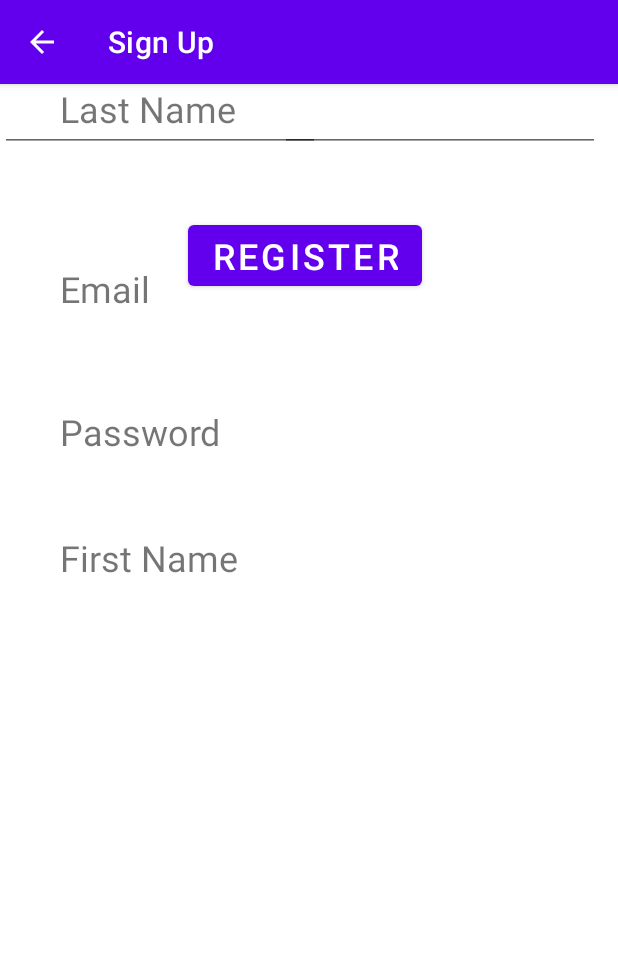
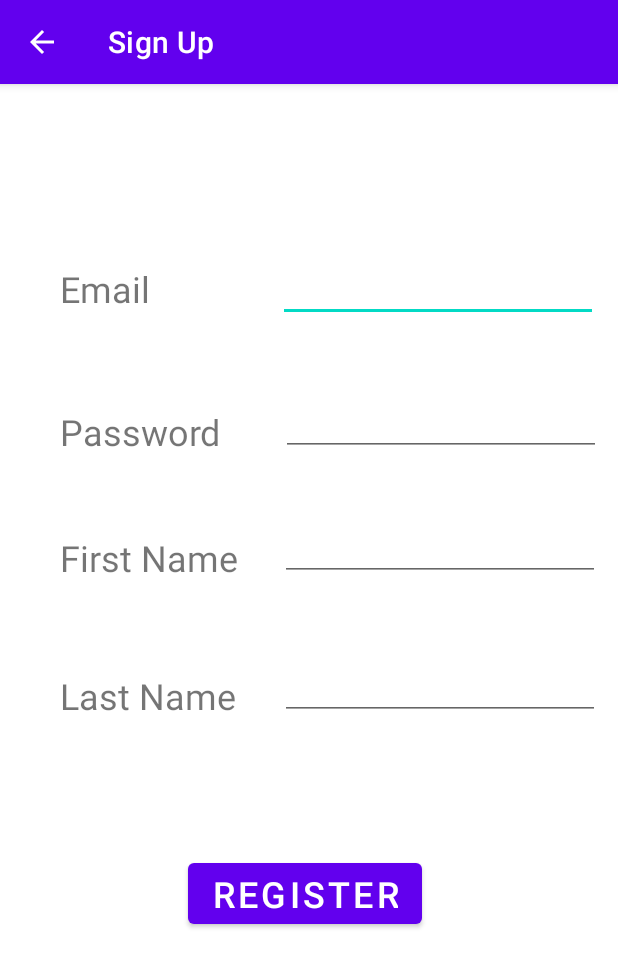
Before and after one commit to CodeRuiner404/FIT5046Test0, an Android app: the SignUpActivity screen opened directly, with no data from a screen before it, on a phone screen of 412 x 824 dp. Shown: the top 967 px of the screen. Run offline under Robolectric (Android 15) with nearby library versions, the phone set to English and light mode, and no system bars; our stand-ins replace Firebase (no records; nobody signed in at launch, a user with empty details on screens opened directly).

```diff
--- a/app/build.gradle
+++ b/app/build.gradle
@@ -16,6 +16,7 @@ android {
         targetSdkVersion 30
         versionCode 1
         versionName "1.0"
+        multiDexEnabled true
 
         testInstrumentationRunner "androidx.test.runner.AndroidJUnitRunner"
     }
@@ -50,6 +51,7 @@ dependencies {
     implementation 'com.google.firebase:firebase-core'
     implementation 'com.firebaseui:firebase-ui-auth:7.1.1'
     implementation 'com.google.firebase:firebase-firestore:21.4.3'
+    implementation 'androidx.multidex:multidex:2.0.1'
     annotationProcessor 'androidx.room:room-compiler:2.2.6'
     implementation 'androidx.legacy:legacy-support-v4:1.0.0'
     testImplementation 'junit:junit:4.+'
--- a/app/src/main/java/com/example/fit5046test0/LogIn/SignInActivity.java
+++ b/app/src/main/java/com/example/fit5046test0/LogIn/SignInActivity.java
@@ -103,7 +103,7 @@ public class SignInActivity extends AppCompatActivity {
         register.setOnClickListener(new View.OnClickListener(){
             @Override
             public void onClick(View v) {
-                startActivity(new Intent(getApplicationContext(),MainActivity.class));
+                startActivity(new Intent(getApplicationContext(),SignUpActivity.class));
             }
         });
     }
--- a/app/src/main/java/com/example/fit5046test0/MainActivity.java
+++ b/app/src/main/java/com/example/fit5046test0/MainActivity.java
@@ -3,6 +3,7 @@ package com.example.fit5046test0;
 import android.os.Bundle;
 import android.view.View;
 import android.view.Menu;
+import android.widget.TextView;
 
 import com.google.android.material.floatingactionbutton.FloatingActionButton;
 import com.google.android.material.snackbar.Snackbar;
@@ -45,6 +46,9 @@ public class MainActivity extends AppCompatActivity {
         NavController navController = Navigation.findNavController(this, R.id.nav_host_fragment);
         NavigationUI.setupActionBarWithNavController(this, navController, mAppBarConfiguration);
         NavigationUI.setupWithNavController(navigationView, navController);
+        //set nav_header_main
+        TextView navHeaderEmail = (TextView) findViewById(R.id.nav_head_email);
+
     }
 
     @Override
--- a/app/src/main/res/layout/content_sign_up.xml
+++ b/app/src/main/res/layout/content_sign_up.xml
@@ -13,11 +13,13 @@
         android:layout_height="wrap_content"
         android:layout_marginStart="74dp"
         android:layout_marginLeft="74dp"
+        android:layout_marginTop="113dp"
         android:layout_marginBottom="44dp"
         android:ems="10"
         android:inputType="textEmailAddress"
         app:layout_constraintBottom_toTopOf="@+id/sign_up_password"
-        app:layout_constraintStart_toEndOf="@+id/register_view_email" />
+        app:layout_constraintStart_toEndOf="@+id/register_view_email"
+        app:layout_constraintTop_toTopOf="parent" />
 
     <TextView
         android:id="@+id/register_view_email"
@@ -27,7 +29,6 @@
         android:layout_marginLeft="40dp"
         android:layout_marginTop="120dp"
         android:text="Email"
-
         android:textSize="24sp"
         app:layout_constraintStart_toStartOf="parent"
         app:layout_constraintTop_toTopOf="parent" />
@@ -48,13 +49,15 @@
         android:id="@+id/sign_up_password"
         android:layout_width="wrap_content"
         android:layout_height="wrap_content"
-        android:layout_marginStart="39dp"
-        android:layout_marginLeft="39dp"
+        android:layout_marginStart="40dp"
+        android:layout_marginLeft="40dp"
         android:layout_marginBottom="38dp"
         android:ems="10"
         android:inputType="textPassword"
         app:layout_constraintBottom_toTopOf="@+id/sign_up_fname"
-        app:layout_constraintStart_toEndOf="@+id/register_view_password" />
+        app:layout_constraintStart_toEndOf="@+id/register_view_password"
+        app:layout_constraintTop_toTopOf="parent"
+        app:layout_constraintVertical_bias="1.0" />
 
     <Button
         android:id="@+id/sign_up_register"
@@ -63,10 +66,17 @@
         android:layout_marginStart="125dp"
         android:layout_marginLeft="125dp"
         android:layout_marginTop="55dp"
+        android:layout_marginEnd="126dp"
+        android:layout_marginRight="126dp"
+        android:layout_marginBottom="202dp"
         android:text="Register"
         android:textSize="24sp"
+        app:layout_constraintBottom_toBottomOf="parent"
+        app:layout_constraintEnd_toEndOf="parent"
+        app:layout_constraintHorizontal_bias="0.0"
         app:layout_constraintStart_toStartOf="parent"
-        app:layout_constraintTop_toBottomOf="@+id/textView5" />
+        app:layout_constraintTop_toBottomOf="@+id/textView5"
+        app:layout_constraintVertical_bias="1.0" />
 
     <TextView
         android:id="@+id/textView4"
@@ -99,10 +109,11 @@
         android:layout_height="wrap_content"
         android:layout_marginStart="28dp"
         android:layout_marginLeft="28dp"
+        android:layout_marginTop="38dp"
         android:ems="10"
         android:inputType="textPersonName"
         app:layout_constraintStart_toEndOf="@+id/textView4"
-        tools:layout_editor_absoluteY="285dp" />
+        app:layout_constraintTop_toBottomOf="@+id/sign_up_password" />
 
     <TextView
         android:id="@+id/textView5"
@@ -110,19 +121,23 @@
         android:layout_height="wrap_content"
         android:layout_marginStart="40dp"
         android:layout_marginLeft="40dp"
+        android:layout_marginTop="59dp"
         android:text="Last Name"
         android:textSize="24sp"
         app:layout_constraintStart_toStartOf="parent"
-        tools:layout_editor_absoluteY="390dp" />
+        app:layout_constraintTop_toBottomOf="@+id/textView4" />
 
     <EditText
         android:id="@+id/sign_up_lname"
         android:layout_width="wrap_content"
         android:layout_height="wrap_content"
+        android:layout_marginStart="29dp"
+        android:layout_marginLeft="29dp"
+        android:layout_marginTop="47dp"
         android:ems="10"
         android:inputType="textPersonName"
-        tools:layout_editor_absoluteX="185dp"
-        tools:layout_editor_absoluteY="377dp" />
+        app:layout_constraintStart_toEndOf="@+id/textView5"
+        app:layout_constraintTop_toBottomOf="@+id/sign_up_fname" />
 
     <androidx.constraintlayout.widget.Guideline
         android:id="@+id/guideline3"
--- a/app/src/main/res/layout/nav_header_main.xml
+++ b/app/src/main/res/layout/nav_header_main.xml
@@ -28,7 +28,7 @@
         android:textAppearance="@style/TextAppearance.AppCompat.Body1" />
 
     <TextView
-        android:id="@+id/textView"
+        android:id="@+id/nav_head_email"
         android:layout_width="wrap_content"
         android:layout_height="wrap_content"
         android:text="@string/nav_header_subtitle" />
```
